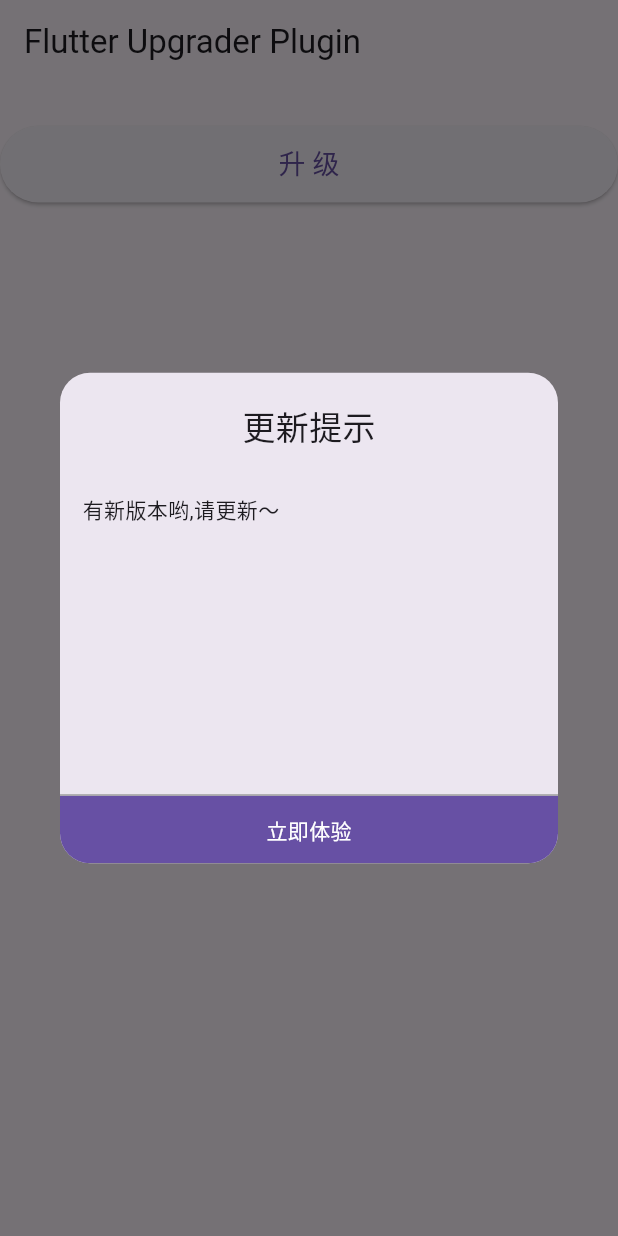
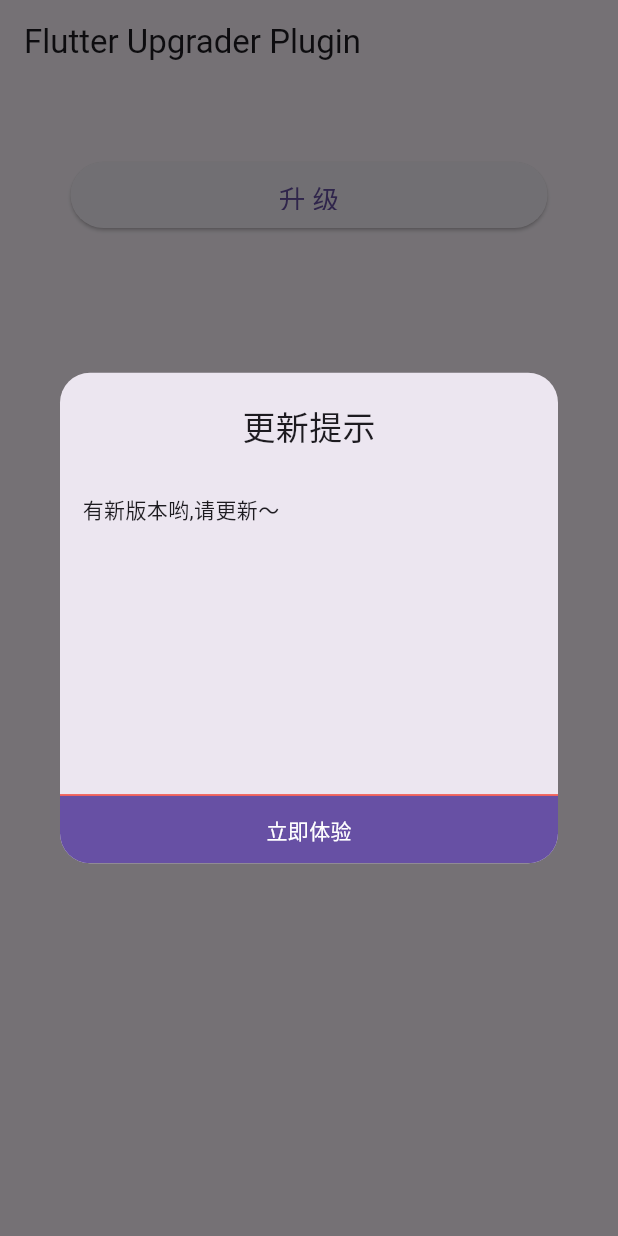
Before and after one commit to flutter-library-provider/FlutterUpgrader, a Flutter app: the screen it shows after launch, after a tap on "升 级", on a phone screen of 412 x 824 dp. Run offline on Flutter 3.47's test engine with Material 3 defaults, Android fonts, the phone set to English and light mode, and no system bars; our stand-ins replace dio.

Commit message:
chore: support DividerTheme
1. test example/lib/main.dart

```diff
--- a/example/lib/main.dart
+++ b/example/lib/main.dart
@@ -1,5 +1,6 @@
 import 'dart:io';
 import 'package:flutter/material.dart';
+import 'package:flutter/rendering.dart';
 import 'package:flutter_upgrader/flutter_upgrader.dart';
 
 void main() {
@@ -20,16 +21,31 @@ class _MyAppState extends State<MyApp> {
       appBar: AppBar(
         title: const Text('Flutter Upgrader Plugin'),
       ),
-      body: Padding(
-        padding: const EdgeInsets.only(top: 28.0),
-        child: Row(
-          children: [
-            Expanded(
-              child: ElevatedButton(
+      body: DividerTheme(
+        data: const DividerThemeData(color: Colors.red), // support
+        child: Container(
+          margin: const EdgeInsets.only(top: 50),
+          alignment: Alignment.topCenter,
+          child: const UpgradeButton(),
+        ),
+      ),
+    );
+  }
+}
+
+class UpgradeButton extends StatelessWidget {
+  const UpgradeButton({super.key});
+
+  @override
+  Widget build(BuildContext context) {
+    return ElevatedButton(
       style: ElevatedButtonTheme.of(context).style,
-                child: const Padding(
-                  padding: EdgeInsets.all(12.0),
-                  child: Text(
+      child: Container(
+        width: 270,
+        height: 44,
+        alignment: Alignment.topCenter,
+        padding: const EdgeInsets.all(12.0),
+        child: const Text(
           '升 级',
           style: TextStyle(fontSize: 18),
         ),
@@ -48,22 +64,19 @@ class _MyAppState extends State<MyApp> {
             context,
             appUpgradeInfo,
             appMarketInfo: AppMarketManager.huaWei,
+            // dividerTheme: const DividerThemeData(color: Colors.blue), // support
           );
         }
 
         if (Platform.isIOS) {
           AppUpgradeManager.upgrade(
             context,
+            iosAppId: '',
             appUpgradeInfo,
-                      iosAppId: '',
+            // dividerTheme: const DividerThemeData(color: Colors.blue), // support
           );
         }
       },
-              ),
-            ),
-          ],
-        ),
-      ),
     );
   }
 }
--- a/lib/flutter_upgrader_manager.dart
+++ b/lib/flutter_upgrader_manager.dart
@@ -17,10 +17,11 @@ class AppUpgradeManager {
     double borderRadius = 20.0,
     String? iosAppId,
     AppMarketInfo? appMarketInfo,
+    DividerThemeData? dividerTheme,
+    DownloadProgressCallback? downloadProgress,
+    DownloadStatusChangeCallback? downloadStatusChange,
     VoidCallback? onCancel,
     VoidCallback? onOk,
-    DownloadProgressCallback? downloadProgress,
-    DownloadStatusChangeCallback? downloadStatusChange,
   }) {
     future.then((AppUpgradeInfo appUpgradeInfo) {
       showDialog(
@@ -32,7 +33,8 @@ class AppUpgradeManager {
               Theme.of(context).primaryColor
             ];
 
-            return PopScope(
+            return DividerTheme(
+              data: dividerTheme ?? DividerTheme.of(context),
               child: Dialog(
                 shape: RoundedRectangleBorder(
                   borderRadius: BorderRadius.all(
--- a/lib/flutter_upgrader_view.dart
+++ b/lib/flutter_upgrader_view.dart
@@ -111,7 +111,11 @@ class SimpleUpgradeViewWidgetState extends State<SimpleUpgradeViewWidget> {
   Widget _buildInfoWidget(BuildContext context) {
     return Column(
       mainAxisSize: MainAxisSize.min,
-      children: <Widget>[_buildTitle(), _buildAppInfo(), _buildAction()],
+      children: <Widget>[
+        _buildTitle(context),
+        _buildAppInfo(context),
+        _buildAction(context),
+      ],
     );
   }
 
@@ -157,7 +161,7 @@ class SimpleUpgradeViewWidgetState extends State<SimpleUpgradeViewWidget> {
   }
 
   // 构建标题
-  _buildTitle() {
+  _buildTitle(BuildContext context) {
     return Padding(
       padding: const EdgeInsets.only(
         top: 20,
@@ -171,7 +175,7 @@ class SimpleUpgradeViewWidgetState extends State<SimpleUpgradeViewWidget> {
   }
 
   // 构建版本更新信息
-  _buildAppInfo() {
+  _buildAppInfo(BuildContext context) {
     return Container(
       padding: const EdgeInsets.only(left: 15, right: 15, bottom: 30),
       height: 200,
@@ -187,13 +191,18 @@ class SimpleUpgradeViewWidgetState extends State<SimpleUpgradeViewWidget> {
   }
 
   // 构建取消或者升级按钮
-  _buildAction() {
+  _buildAction(BuildContext context) {
+    final dividerTheme = DividerTheme.of(context);
+
     if (widget.force == true) {
       return Column(
         children: <Widget>[
-          const Divider(
+          Divider(
             height: 1,
-            color: Colors.grey,
+            color: dividerTheme.color ?? Colors.grey,
+            thickness: dividerTheme.thickness,
+            indent: dividerTheme.indent,
+            endIndent: dividerTheme.endIndent,
           ),
           Row(
             children: <Widget>[
@@ -207,9 +216,12 @@ class SimpleUpgradeViewWidgetState extends State<SimpleUpgradeViewWidget> {
 
     return Column(
       children: <Widget>[
-        const Divider(
+        Divider(
           height: 1,
-          color: Colors.grey,
+          color: dividerTheme.color ?? Colors.grey,
+          thickness: dividerTheme.thickness,
+          indent: dividerTheme.indent,
+          endIndent: dividerTheme.endIndent,
         ),
         Row(
           children: <Widget>[
--- a/pubspec.yaml
+++ b/pubspec.yaml
@@ -1,7 +1,7 @@
 name: flutter_upgrader
 description: A user-friendly Flutter application upgrade plug-in, which supports both ios and android Welcome to use and feedback.
 homepage: https://github.com/flutter-library-provider/FlutterUpgrader
-version: 1.1.3
+version: 1.1.4
 
 environment:
   sdk: '>=2.17.0 <4.0.0'
```
Also changed, not shown: example/pubspec.lock, 2 other files. Lines whose indentation alone changed are shown as unchanged.
